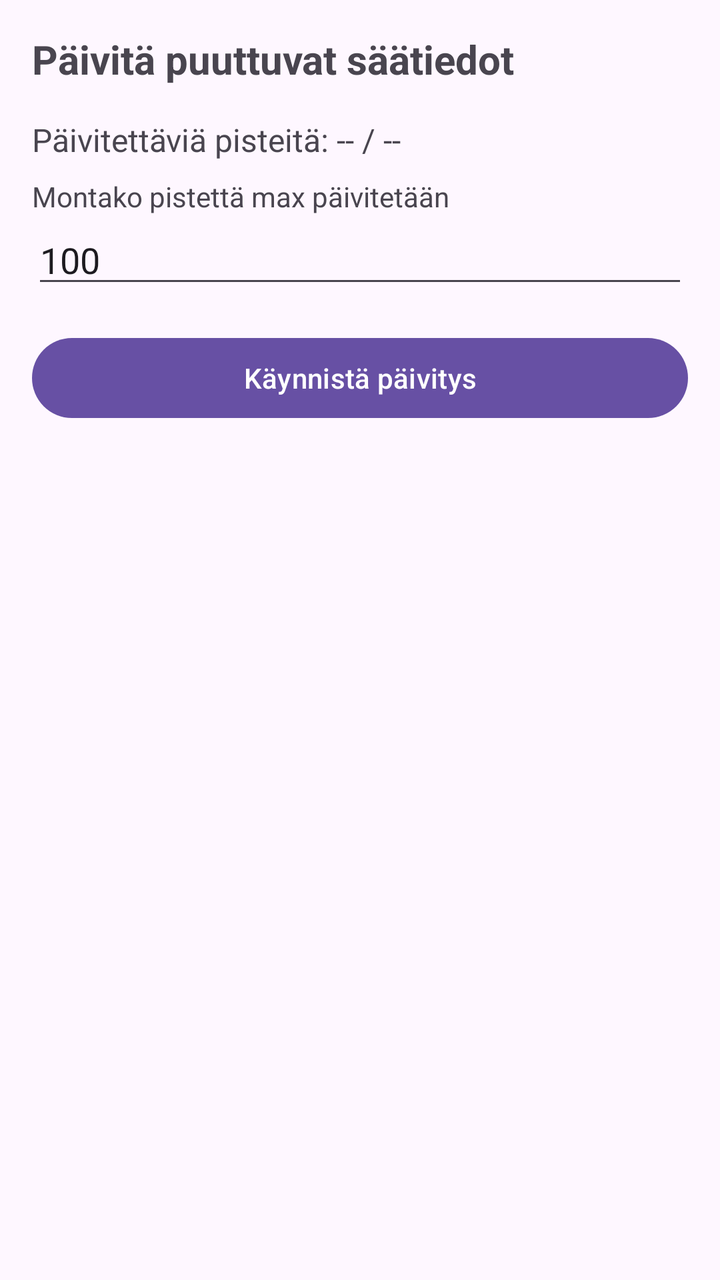
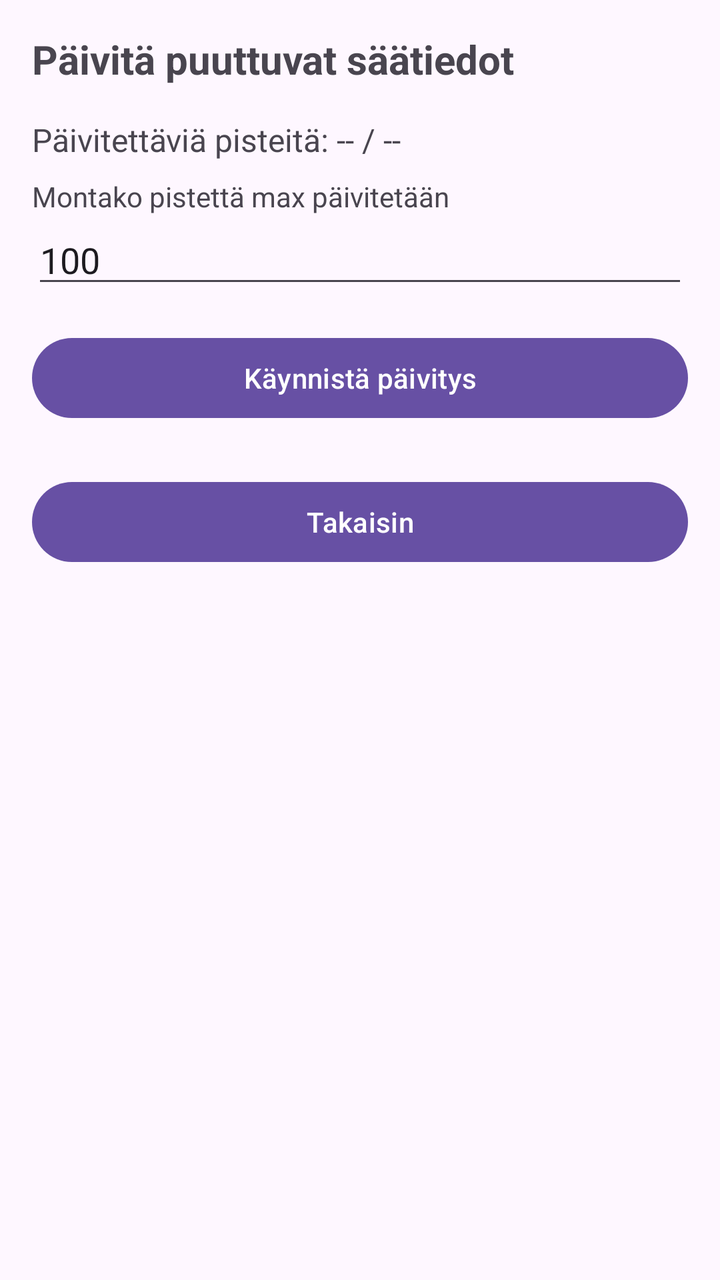

Screens rendered from an Android XML layout before and after an edit, with the pre-edit source and the edit as a unified diff.
<!-- AndroidManifest.xml: application theme Theme.KalaKartta -->
<!-- res/layout/activity_weather_update.xml -->
<?xml version="1.0" encoding="utf-8"?>
<ScrollView xmlns:android="http://schemas.android.com/apk/res/android"
    android:layout_width="match_parent"
    android:layout_height="match_parent"
    android:padding="16dp">

    <LinearLayout
        android:layout_width="match_parent"
        android:layout_height="wrap_content"
        android:orientation="vertical">

        <TextView
            android:id="@+id/titleText"
            android:layout_width="match_parent"
            android:layout_height="wrap_content"
            android:text="Päivitä puuttuvat säätiedot"
            android:textSize="20sp"
            android:textStyle="bold"
            android:layout_marginBottom="16dp" />

        <TextView
            android:id="@+id/pointsToUpdateText"
            android:layout_width="match_parent"
            android:layout_height="wrap_content"
            android:text="Päivitettäviä pisteitä: -- / --"
            android:textSize="16sp"
            android:layout_marginBottom="8dp" />

        <TextView
            android:layout_width="match_parent"
            android:layout_height="wrap_content"
            android:text="Montako pistettä max päivitetään"
            android:textSize="14sp" />

        <EditText
            android:id="@+id/maxCountEditText"
            android:layout_width="match_parent"
            android:layout_height="wrap_content"
            android:inputType="number"
            android:text="100"
            android:layout_marginBottom="16dp" />

        <Button
            android:id="@+id/startButton"
            android:layout_width="match_parent"
            android:layout_height="wrap_content"
            android:text="Käynnistä päivitys"
            android:layout_marginBottom="16dp" />

        <LinearLayout
            android:id="@+id/progressLayout"
            android:layout_width="match_parent"
            android:layout_height="wrap_content"
            android:orientation="vertical"
            android:visibility="gone">

            <ProgressBar
                android:id="@+id/progressBar"
                style="?android:attr/progressBarStyleHorizontal"
                android:layout_width="match_parent"
                android:layout_height="wrap_content"
                android:max="100"
                android:progress="0" />

            <TextView
                android:id="@+id/statusText"
                android:layout_width="match_parent"
                android:layout_height="wrap_content"
                android:text="Päivitetään..."
                android:textSize="14sp"
                android:layout_marginTop="4dp" />

            <TextView
                android:id="@+id/statsText"
                android:layout_width="match_parent"
                android:layout_height="wrap_content"
                android:text=""
                android:textSize="14sp"
                android:layout_marginTop="4dp" />

            <Button
                android:id="@+id/cancelButton"
                android:layout_width="wrap_content"
                android:layout_height="wrap_content"
                android:text="Peruuta"
                android:layout_gravity="center_horizontal"
                android:layout_marginTop="8dp" />
        </LinearLayout>

        <LinearLayout
            android:id="@+id/resultLayout"
            android:layout_width="match_parent"
            android:layout_height="wrap_content"
            android:orientation="vertical"
            android:visibility="gone"
            android:layout_marginTop="16dp">

            <TextView
                android:id="@+id/summaryText"
                android:layout_width="match_parent"
                android:layout_height="wrap_content"
                android:text="Päivitys valmis."
                android:textStyle="bold"
                android:textSize="16sp" />

            <TextView
                android:id="@+id/successCountText"
                android:layout_width="match_parent"
                android:layout_height="wrap_content"
                android:text="Onnistuneesti päivitetty: 0" />

            <TextView
                android:id="@+id/failureCountText"
                android:layout_width="match_parent"
                android:layout_height="wrap_content"
                android:text="Virheellisiä: 0" />

            <Button
                android:id="@+id/errorLogButton"
                android:layout_width="match_parent"
                android:layout_height="wrap_content"
                android:text="Näytä virheloki"
                android:layout_marginTop="8dp"
                android:visibility="gone" />
        </LinearLayout>

        <Button
            android:id="@+id/okButton"
            android:layout_width="match_parent"
            android:layout_height="wrap_content"
            android:text="OK"
            android:layout_marginTop="24dp"
            android:visibility="gone" />

    </LinearLayout>
</ScrollView>
<!-- resources referenced by this layout -->
<resources>
  <style name="Theme.KalaKartta" parent="Base.Theme.KalaKartta" />
  <style name="Base.Theme.KalaKartta" parent="Theme.Material3.DayNight.NoActionBar">
          
          
      </style>
</resources>

<!-- the commit's change to res/layout/activity_weather_update.xml (unified diff, before → after) -->
@@ -132,5 +132,12 @@
             android:layout_marginTop="24dp"
             android:visibility="gone" />
 
+        <Button
+            android:id="@+id/backButton"
+            android:layout_width="match_parent"
+            android:layout_height="wrap_content"
+            android:text="Takaisin"
+            android:layout_marginTop="8dp" />
+
     </LinearLayout>
 </ScrollView>
